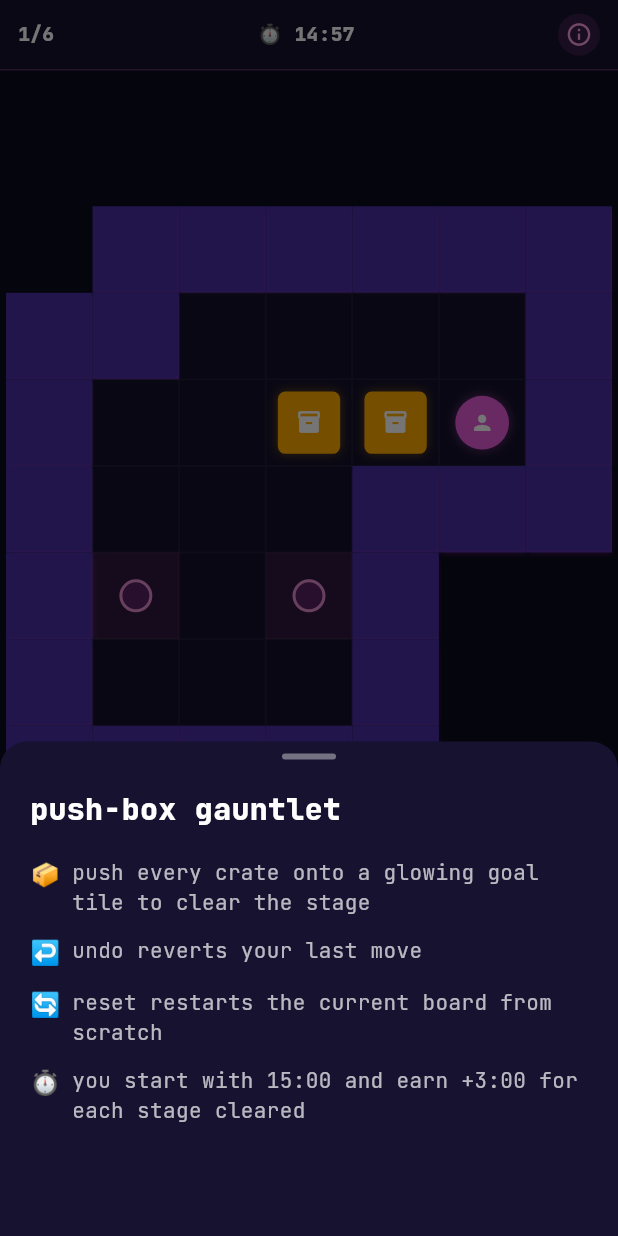
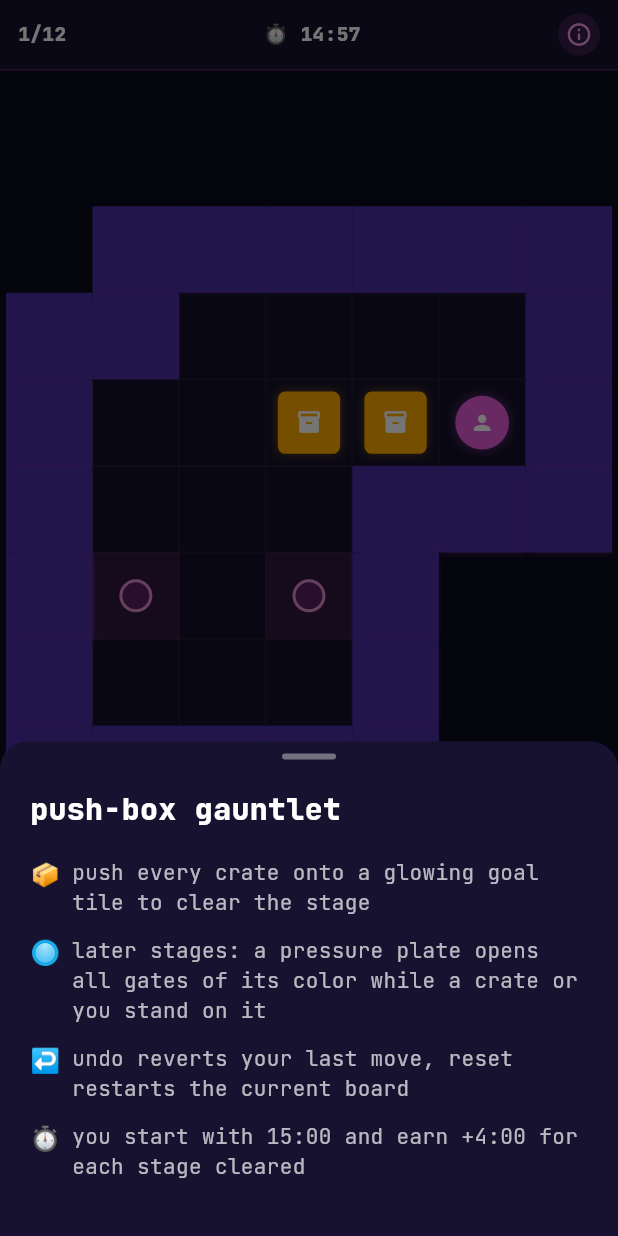
Before and after one commit to nunu-ai/apk-arena, a Flutter app: the LevelPushBoxCampaign widget shown alone on an empty page, opened directly with empty values, after a tap on the "info outline" icon, on a phone screen of 412 x 824 dp. Run offline on Flutter 3.47's test engine with Material 3 defaults, Android fonts, the phone set to English and light mode, and no system bars; our stand-ins replace equatable, flutter_local_notifications, google_fonts, open_filex, shared_preferences; accounts and stored records are empty.

Commit message:
feat: add more box levels

```diff
--- a/lib/level_registry.dart
+++ b/lib/level_registry.dart
@@ -239,8 +239,8 @@ final List<LevelEntry> iqLevels = [
   LevelEntry(
     data: LevelData(
       title: "push-box gauntlet",
-      instructions: "push the boxes into the holes.",
-      timeLimit: Duration(minutes: 30),
+      instructions: "push the boxes into the holes. mind the gates.",
+      timeLimit: Duration(minutes: 60),
     ),
     widgetBuilder: (onComplete) => LevelPushBoxCampaign(onComplete: onComplete),
   ),
--- a/lib/widgets/levels/level_push_box_campaign.dart
+++ b/lib/widgets/levels/level_push_box_campaign.dart
@@ -8,8 +8,15 @@ import '../../theme/app_theme.dart';
 import '../level_components/level_hud.dart';
 import '../level_widget.dart';
 
-/// Sokoban-style campaign: five hardcoded boards, gated progression,
-/// internal budget starting at 15:00 with +3:00 after each solved board.
+/// Sokoban-style campaign: twelve hardcoded boards, gated progression,
+/// internal budget starting at 15:00 with +4:00 after each solved board.
+///
+/// The back half introduces pressure plates and gates: a plate opens all
+/// gates of its color while a crate (or the player) stands on it. Gates
+/// never crush — anything standing on a gate cell can always move out.
+///
+/// Every board is solvability-verified by a BFS solver against these exact
+/// movement rules; do not edit a board without re-verifying it.
 class LevelPushBoxCampaign extends LevelWidget {
   const LevelPushBoxCampaign({super.key, required super.onComplete});
 
@@ -25,11 +32,18 @@ class _BoardSpec {
 }
 
 class _LevelPushBoxCampaignState extends State<LevelPushBoxCampaign> {
-  static const int _stageCount = 6;
+  static const int _stageCount = 12;
   static const Duration _initialBudget = Duration(minutes: 15);
-  static const Duration _bonusPerStage = Duration(minutes: 3);
+  static const Duration _bonusPerStage = Duration(minutes: 4);
 
-  /// Walls `#`, floor ` `, goals `.`, player `@`/`+`, crates `B`/`*`.
+  static const Map<String, Color> _channelColors = {
+    'p': Color(0xFF22D3EE), // cyan
+    'q': Color(0xFFFF7043), // orange
+    'r': Color(0xFFA3E635), // lime
+  };
+
+  /// Walls `#`, floor ` `, goals `.`, player `@`/`+`, crates `B`/`*`,
+  /// plates `p`/`q`/`r`, gates `P`/`Q`/`R` (gate X open while plate x pressed).
   static const List<_BoardSpec> _boards = [
     _BoardSpec(
       name: 'warm-up',
@@ -109,12 +123,89 @@ class _LevelPushBoxCampaignState extends State<LevelPushBoxCampaign> {
         '  ##### ',
       ],
     ),
+    _BoardSpec(
+      name: 'airlock',
+      rows: [
+        '#######',
+        '# p   #',
+        '# B B #',
+        '#  @  #',
+        '###P###',
+        '  #.# ',
+        '  ### ',
+      ],
+    ),
+    _BoardSpec(
+      name: 'toll booth',
+      rows: [
+        '#########',
+        '#  p    #',
+        '#  B ####',
+        '# BB P..#',
+        '#  @ ####',
+        '#########',
+      ],
+    ),
+    _BoardSpec(
+      name: 'valve lanes',
+      rows: [
+        '##########',
+        '#@       #',
+        '# B  pP.##',
+        '#    B   #',
+        '#.Rr  B  #',
+        '#    q   #',
+        '#####Q####',
+        '#####.####',
+        '##########',
+      ],
+    ),
+    _BoardSpec(
+      name: 'chain reaction',
+      rows: [
+        '############',
+        '#@   #  #  #',
+        '# BB Q  #  #',
+        '# B  #  P .#',
+        '#  q # p#  #',
+        '############',
+      ],
+    ),
+    _BoardSpec(
+      name: 'packing floor',
+      rows: [
+        '#########',
+        '#   #   #',
+        '# B B B #',
+        '# B @   #',
+        '####  ###',
+        '###.. ###',
+        '###.. ###',
+        '#########',
+      ],
+    ),
+    _BoardSpec(
+      name: 'vault',
+      rows: [
+        '##########',
+        '#....P   #',
+        '#####P B #',
+        '#  p #BB #',
+        '# BB # B #',
+        '# @  #   #',
+        '#  ###Q###',
+        '#      q #',
+        '##########',
+      ],
+    ),
   ];
 
   late List<List<int>> _walls;
   late List<List<int>> _goals;
   late List<List<int>> _boxes;
   late List<List<int>> _floor;
+  late List<List<String>> _plates;
+  late List<List<String>> _gates;
   late int _playerR;
   late int _playerC;
   late int _rows;
@@ -186,6 +277,8 @@ class _LevelPushBoxCampaignState extends State<LevelPushBoxCampaign> {
     _goals = List.generate(_rows, (_) => List.filled(_cols, 0));
     _boxes = List.generate(_rows, (_) => List.filled(_cols, 0));
     _floor = List.generate(_rows, (_) => List.filled(_cols, 0));
+    _plates = List.generate(_rows, (_) => List.filled(_cols, ''));
+    _gates = List.generate(_rows, (_) => List.filled(_cols, ''));
 
     for (int r = 0; r < _rows; r++) {
       final line = spec.rows[r];
@@ -215,7 +308,15 @@ class _LevelPushBoxCampaignState extends State<LevelPushBoxCampaign> {
             _boxes[r][c] = 1;
             _goals[r][c] = 1;
             break;
-          case ' ':
+          case 'p':
+          case 'q':
+          case 'r':
+            _plates[r][c] = ch;
+            break;
+          case 'P':
+          case 'Q':
+          case 'R':
+            _gates[r][c] = ch.toLowerCase();
             break;
           default:
             break;
@@ -225,8 +326,8 @@ class _LevelPushBoxCampaignState extends State<LevelPushBoxCampaign> {
 
     _history.clear();
 
-    // Mark floor cells reachable from the player (ignoring crates), so
-    // out-of-room voids in irregular boards render as plain background.
+    // Mark floor cells reachable from the player (ignoring crates and gate
+    // state), so out-of-room voids in irregular boards render as background.
     final queue = <List<int>>[
       [_playerR, _playerC],
     ];
@@ -249,6 +350,19 @@ class _LevelPushBoxCampaignState extends State<LevelPushBoxCampaign> {
         queue.add([nr, nc]);
       }
     }
+  }
+
+  Set<String> _pressedChannels() {
+    final pressed = <String>{};
+    for (int r = 0; r < _rows; r++) {
+      for (int c = 0; c < _cols; c++) {
+        if (_plates[r][c].isEmpty) continue;
+        if (_boxes[r][c] == 1 || (_playerR == r && _playerC == c)) {
+          pressed.add(_plates[r][c]);
+        }
+      }
+    }
+    return pressed;
   }
 
   bool _allGoalsFilled() {
@@ -328,12 +442,19 @@ class _LevelPushBoxCampaignState extends State<LevelPushBoxCampaign> {
     if (nr < 0 || nr >= _rows || nc < 0 || nc >= _cols) return;
     if (_walls[nr][nc] == 1) return;
 
+    // Gate state is evaluated before the move: entering a gate cell requires
+    // it to be open now. Anything already on a gate cell can always move out.
+    final pressed = _pressedChannels();
+    bool gateClosed(int r, int c) =>
+        _gates[r][c].isNotEmpty && !pressed.contains(_gates[r][c]);
+
     setState(() {
       if (_boxes[nr][nc] == 1) {
         final br = nr + dr;
         final bc = nc + dc;
         if (br < 0 || br >= _rows || bc < 0 || bc >= _cols) return;
         if (_walls[br][bc] == 1 || _boxes[br][bc] == 1) return;
+        if (gateClosed(br, bc)) return;
 
         _history.add(
           _Snapshot(
@@ -350,6 +471,8 @@ class _LevelPushBoxCampaignState extends State<LevelPushBoxCampaign> {
         _totalPushes++;
         HapticFeedback.lightImpact();
       } else {
+        if (gateClosed(nr, nc)) return;
+
         _history.add(
           _Snapshot(
             _playerR,
@@ -392,9 +515,9 @@ class _LevelPushBoxCampaignState extends State<LevelPushBoxCampaign> {
               infoTitle: 'push-box gauntlet',
               infoItems: const [
                 LevelHudBullet('📦', 'push every crate onto a glowing goal tile to clear the stage'),
-                LevelHudBullet('↩️', 'undo reverts your last move'),
-                LevelHudBullet('🔄', 'reset restarts the current board from scratch'),
-                LevelHudBullet('⏱', 'you start with 15:00 and earn +3:00 for each stage cleared'),
+                LevelHudBullet('🔘', 'later stages: a pressure plate opens all gates of its color while a crate or you stand on it'),
+                LevelHudBullet('↩️', 'undo reverts your last move, reset restarts the current board'),
+                LevelHudBullet('⏱', 'you start with 15:00 and earn +4:00 for each stage cleared'),
               ],
             ),
             Expanded(child: Center(child: _buildGrid())),
@@ -443,6 +566,9 @@ class _LevelPushBoxCampaignState extends State<LevelPushBoxCampaign> {
     final isPlayer = _playerR == r && _playerC == c;
     final isBoxOnGoal = isBox && isGoal;
     final isVoid = !isWall && _floor[r][c] == 0;
+    final plate = _plates[r][c];
+    final gate = _gates[r][c];
+    final pressed = _pressedChannels();
 
     if (isVoid) {
       return const SizedBox.shrink();
@@ -457,19 +583,81 @@ class _LevelPushBoxCampaignState extends State<LevelPushBoxCampaign> {
       bg = NunuColors.backgroundPaper.withValues(alpha: 0.72);
     }
 
-    return Container(
+    Widget? marker;
+    if (isWall) {
+      marker = Container(
+        margin: const EdgeInsets.all(1),
         decoration: BoxDecoration(
-        color: bg,
-        border: isWall
-            ? null
-            : Border.all(
-                color: Colors.white.withValues(alpha: 0.06),
-                width: 0.5,
+          color: NunuColors.secondaryDark,
+          borderRadius: BorderRadius.circular(3),
+          boxShadow: [
+            BoxShadow(
+              color: NunuColors.primaryDark.withValues(alpha: 0.28),
+              offset: const Offset(1, 2),
+              blurRadius: 2,
+            ),
+          ],
+        ),
+      );
+    } else if (plate.isNotEmpty) {
+      final color = _channelColors[plate]!;
+      final isPressed = pressed.contains(plate);
+      marker = Container(
+        margin: EdgeInsets.all(size * 0.16),
+        decoration: BoxDecoration(
+          color: color.withValues(alpha: isPressed ? 0.55 : 0.12),
+          borderRadius: BorderRadius.circular(6),
+          border: Border.all(color: color.withValues(alpha: 0.9), width: 2),
+        ),
+        child: Center(
+          child: Icon(
+            Icons.radio_button_checked,
+            color: color.withValues(alpha: isPressed ? 1.0 : 0.55),
+            size: size * 0.3,
+          ),
+        ),
+      );
+    } else if (gate.isNotEmpty) {
+      final color = _channelColors[gate]!;
+      final isOpen = pressed.contains(gate);
+      marker = Container(
+        margin: EdgeInsets.all(size * 0.06),
+        decoration: BoxDecoration(
+          color: color.withValues(alpha: isOpen ? 0.08 : 0.30),
+          borderRadius: BorderRadius.circular(4),
+          border: Border.all(
+            color: color.withValues(alpha: isOpen ? 0.45 : 0.95),
+            width: 2,
           ),
         ),
         child: Center(
-        child: isPlayer
-            ? Container(
+          child: Icon(
+            isOpen ? Icons.lock_open : Icons.lock,
+            color: color.withValues(alpha: isOpen ? 0.5 : 1.0),
+            size: size * 0.34,
+          ),
+        ),
+      );
+    } else if (isGoal && !isBox && !isPlayer) {
+      marker = Center(
+        child: Container(
+          width: size * 0.38,
+          height: size * 0.38,
+          decoration: BoxDecoration(
+            shape: BoxShape.circle,
+            color: NunuColors.primaryDark.withValues(alpha: 0.35),
+            border: Border.all(
+              color: NunuColors.primaryLight.withValues(alpha: 0.85),
+              width: 2,
+            ),
+          ),
+        ),
+      );
+    }
+
+    Widget? entity;
+    if (isPlayer) {
+      entity = Container(
         width: size * 0.62,
         height: size * 0.62,
         decoration: BoxDecoration(
@@ -482,20 +670,14 @@ class _LevelPushBoxCampaignState extends State<LevelPushBoxCampaign> {
             ),
           ],
         ),
-                child: Icon(
-                  Icons.person,
-                  color: Colors.white,
-                  size: size * 0.28,
-                ),
-              )
-            : isBox
-            ? Container(
+        child: Icon(Icons.person, color: Colors.white, size: size * 0.28),
+      );
+    } else if (isBox) {
+      entity = Container(
         width: size * 0.72,
         height: size * 0.72,
         decoration: BoxDecoration(
-                  color: isBoxOnGoal
-                      ? NunuColors.successMain
-                      : NunuColors.warningMain,
+          color: isBoxOnGoal ? NunuColors.successMain : NunuColors.warningMain,
           borderRadius: BorderRadius.circular(5),
           boxShadow: [
             BoxShadow(
@@ -513,36 +695,25 @@ class _LevelPushBoxCampaignState extends State<LevelPushBoxCampaign> {
           color: Colors.white,
           size: size * 0.3,
         ),
-              )
-            : isGoal
-            ? Container(
-                width: size * 0.38,
-                height: size * 0.38,
+      );
+    }
+
+    return Container(
       decoration: BoxDecoration(
-                  shape: BoxShape.circle,
-                  color: NunuColors.primaryDark.withValues(alpha: 0.35),
-                  border: Border.all(
-                    color: NunuColors.primaryLight.withValues(alpha: 0.85),
-                    width: 2,
+        color: bg,
+        border: isWall
+            ? null
+            : Border.all(
+                color: Colors.white.withValues(alpha: 0.06),
+                width: 0.5,
               ),
       ),
-              )
-            : isWall
-            ? Container(
-                margin: const EdgeInsets.all(1),
-                decoration: BoxDecoration(
-                  color: NunuColors.secondaryDark,
-                  borderRadius: BorderRadius.circular(3),
-                  boxShadow: [
-                    BoxShadow(
-                      color: NunuColors.primaryDark.withValues(alpha: 0.28),
-                      offset: const Offset(1, 2),
-                      blurRadius: 2,
-                    ),
+      child: Stack(
+        alignment: Alignment.center,
+        children: [
+          if (marker != null) Positioned.fill(child: marker),
+          if (entity != null) entity,
         ],
-                ),
-              )
-            : null,
       ),
     );
   }
```
Lines whose indentation alone changed are shown as unchanged.
